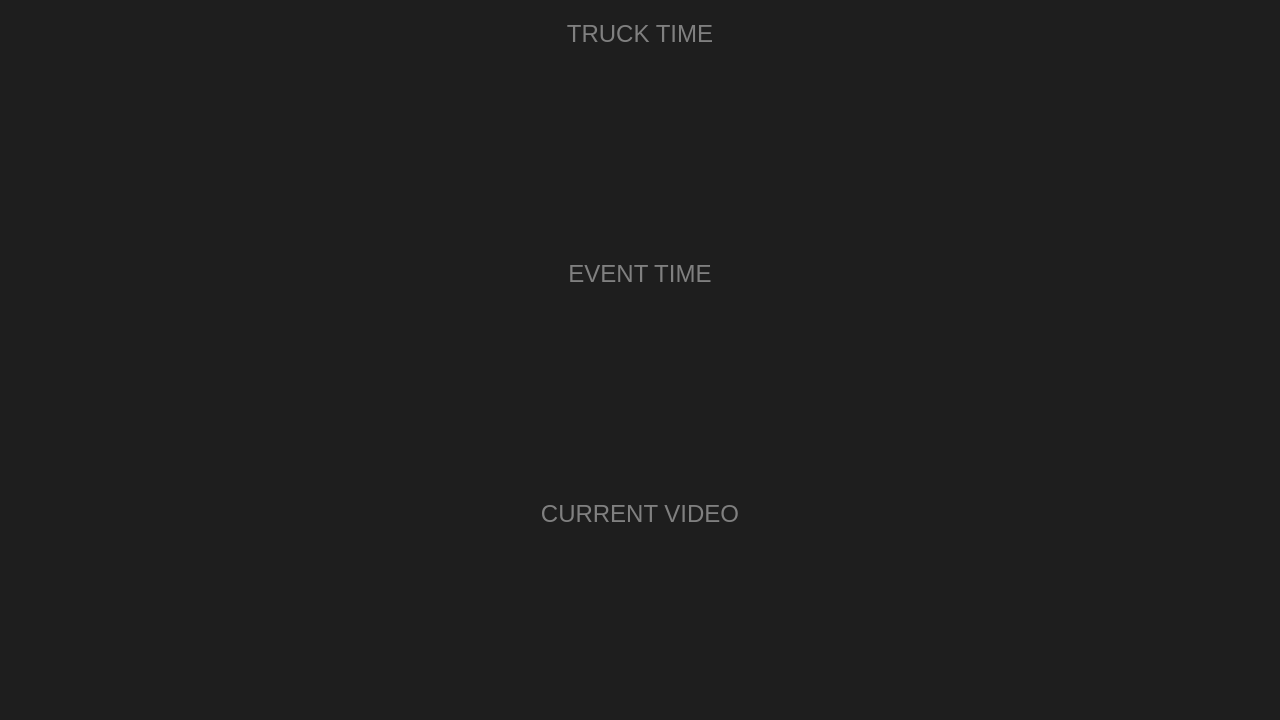
This is src/mainwindow.ui in sledzik1984/timer as Qt 5 draws it before an edit. The edited form follows.
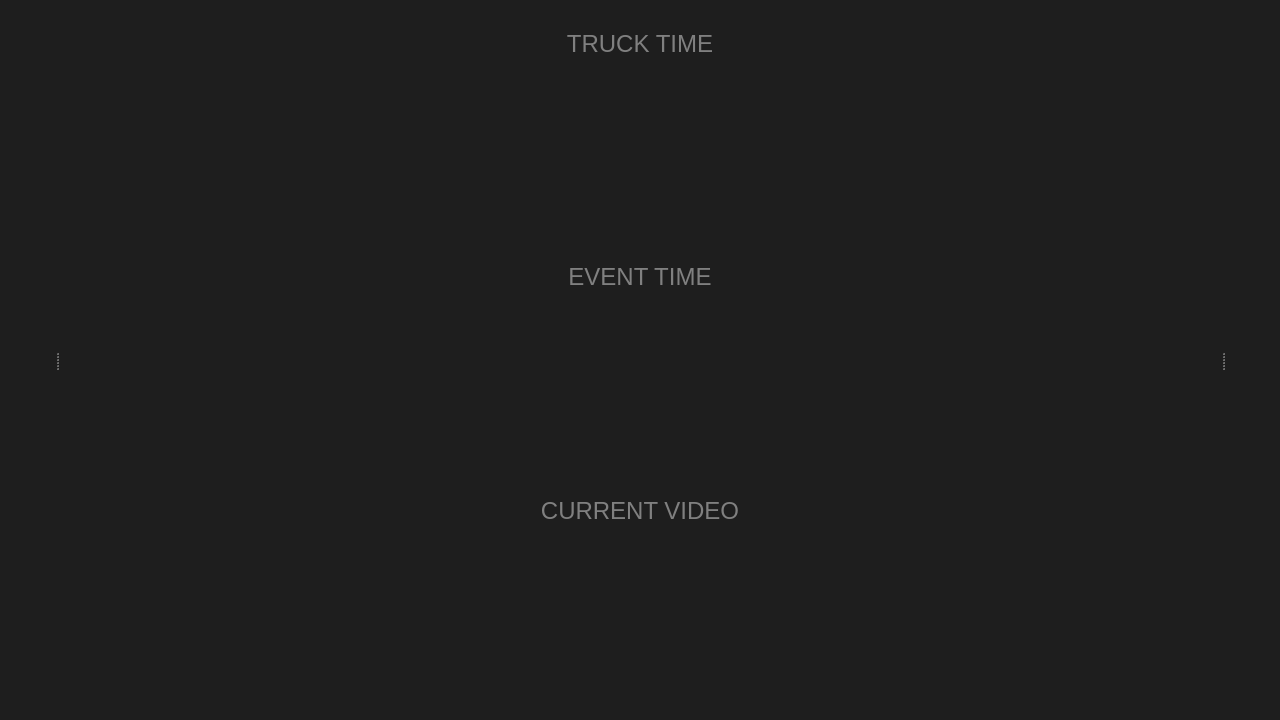
This is the edited form. Icons and pictures are not drawn.

Commit message: MainWindow: adjustable side panels

What changed in the file:
```diff
--- a/src/mainwindow.ui
+++ b/src/mainwindow.ui
@@ -19,37 +19,39 @@
 font: 18pt;
 color: grey;</string>
   </property>
-  <layout class="QGridLayout">
+  <layout class="QGridLayout" name="_1">
    <property name="leftMargin">
-    <number>0</number>
+    <number>10</number>
    </property>
    <property name="topMargin">
-    <number>0</number>
+    <number>10</number>
    </property>
    <property name="rightMargin">
-    <number>0</number>
+    <number>10</number>
    </property>
    <property name="bottomMargin">
-    <number>0</number>
+    <number>10</number>
    </property>
    <property name="spacing">
     <number>0</number>
    </property>
-   <item row="0" column="2">
-    <widget class="QWidget" name="right" native="true">
+   <item row="0" column="0">
+    <widget class="QSplitter" name="splitter">
+     <property name="orientation">
+      <enum>Qt::Horizontal</enum>
+     </property>
+     <widget class="QWidget" name="left" native="true">
      <property name="sizePolicy">
       <sizepolicy hsizetype="Preferred" vsizetype="Preferred">
-       <horstretch>40</horstretch>
+        <horstretch>10</horstretch>
        <verstretch>0</verstretch>
       </sizepolicy>
      </property>
     </widget>
-   </item>
-   <item row="0" column="1">
     <widget class="QWidget" name="main" native="true">
      <property name="sizePolicy">
       <sizepolicy hsizetype="Preferred" vsizetype="Preferred">
-       <horstretch>200</horstretch>
+        <horstretch>100</horstretch>
        <verstretch>0</verstretch>
       </sizepolicy>
      </property>
@@ -212,15 +214,14 @@
       </item>
      </layout>
     </widget>
-   </item>
-   <item row="0" column="0">
-    <widget class="QWidget" name="left" native="true">
+     <widget class="QWidget" name="right" native="true">
      <property name="sizePolicy">
       <sizepolicy hsizetype="Preferred" vsizetype="Preferred">
-       <horstretch>40</horstretch>
+        <horstretch>10</horstretch>
        <verstretch>0</verstretch>
       </sizepolicy>
      </property>
+     </widget>
     </widget>
    </item>
   </layout>
```
Lines whose indentation alone changed are shown as unchanged.
